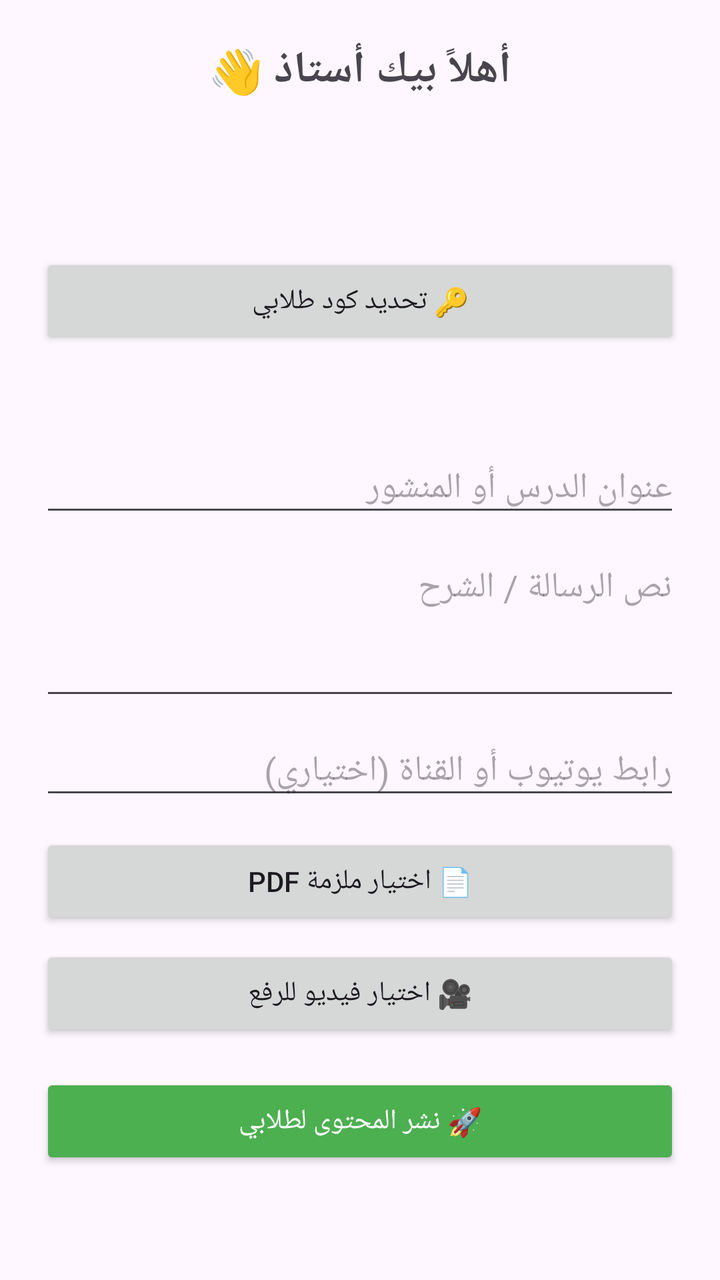
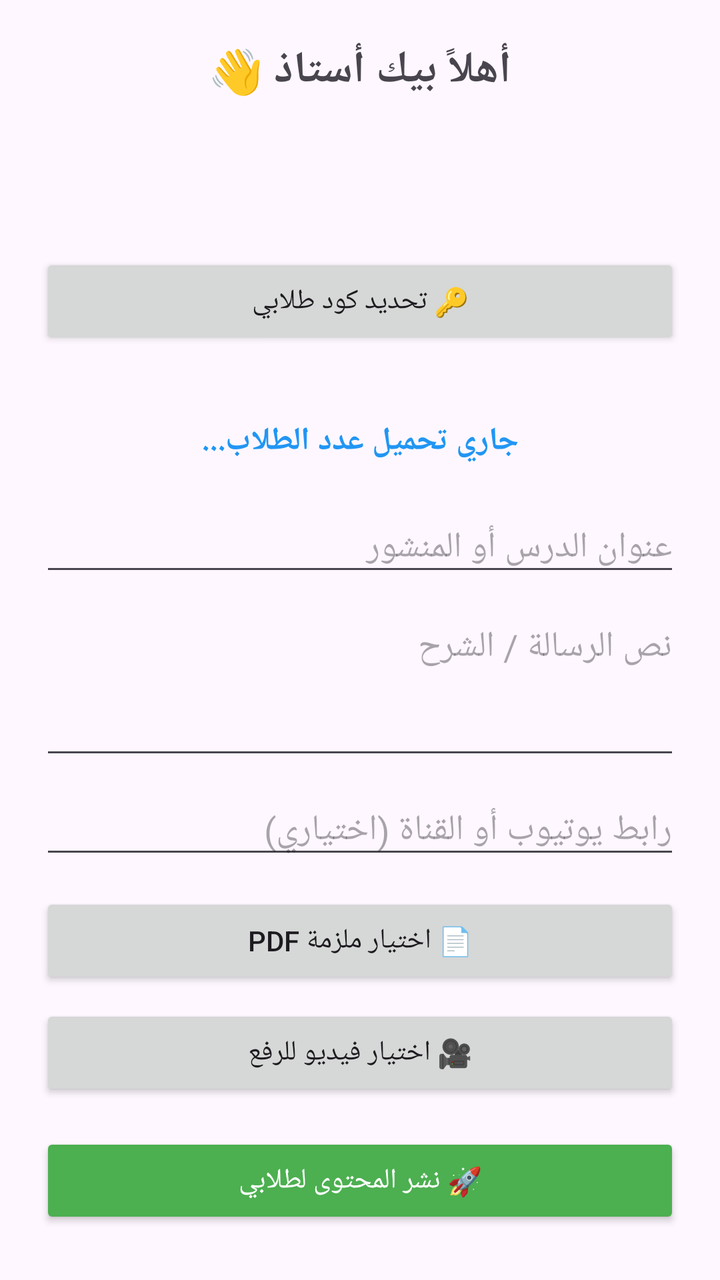

The first picture is an Android layout as it rendered before a commit; the second is the same layout after the commit. The layout source and the unified diff follow.
<!-- AndroidManifest.xml: application theme Theme.1Bac -->
<!-- res/layout/activity_teacher_dashboard.xml -->
<?xml version="1.0" encoding="utf-8"?>
<ScrollView xmlns:android="http://schemas.android.com/apk/res/android"
    android:layout_width="match_parent"
    android:layout_height="match_parent">

    <LinearLayout
        android:layout_width="match_parent"
        android:layout_height="wrap_content"
        android:orientation="vertical"
        android:padding="20dp">

        <TextView
            android:id="@+id/teacherWelcomeText"
            android:layout_width="match_parent"
            android:layout_height="wrap_content"
            android:text="أهلاً بيك أستاذ 👋"
            android:textSize="22sp"
            android:textStyle="bold"
            android:gravity="center"
            android:layout_marginBottom="8dp" />

        <TextView
            android:id="@+id/teacherSubjectText"
            android:layout_width="match_parent"
            android:layout_height="wrap_content"
            android:textSize="16sp"
            android:gravity="center"
            android:textColor="#666666"
            android:layout_marginBottom="8dp" />

        <TextView
            android:id="@+id/teacherExpiryText"
            android:layout_width="match_parent"
            android:layout_height="wrap_content"
            android:textSize="14sp"
            android:gravity="center"
            android:textColor="#F5A623"
            android:layout_marginBottom="20dp" />

        
        <Button
            android:id="@+id/setJoinCodeButton"
            android:layout_width="match_parent"
            android:layout_height="wrap_content"
            android:text="🔑 تحديد كود طلابي" />

        <TextView
            android:id="@+id/currentJoinCodeText"
            android:layout_width="match_parent"
            android:layout_height="wrap_content"
            android:layout_marginTop="8dp"
            android:gravity="center"
            android:textSize="14sp"
            android:textColor="#666666"
            android:layout_marginBottom="20dp" />

        
        <EditText
            android:id="@+id/etTitle"
            android:layout_width="match_parent"
            android:layout_height="wrap_content"
            android:hint="عنوان الدرس أو المنشور"
            android:inputType="text" />

        <EditText
            android:id="@+id/etDescription"
            android:layout_width="match_parent"
            android:layout_height="wrap_content"
            android:hint="نص الرسالة / الشرح"
            android:minLines="3"
            android:gravity="top"
            android:inputType="textMultiLine"
            android:layout_marginTop="8dp"/>

        <EditText
            android:id="@+id/etYoutubeUrl"
            android:layout_width="match_parent"
            android:layout_height="wrap_content"
            android:hint="رابط يوتيوب أو القناة (اختياري)"
            android:inputType="textUri"
            android:layout_marginTop="8dp"/>

        <Button
            android:id="@+id/btnSelectPdf"
            android:layout_width="match_parent"
            android:layout_height="wrap_content"
            android:text="📄 اختيار ملزمة PDF"
            android:layout_marginTop="12dp"/>

        <Button
            android:id="@+id/btnSelectVideo"
            android:layout_width="match_parent"
            android:layout_height="wrap_content"
            android:text="🎥 اختيار فيديو للرفع"
            android:layout_marginTop="8dp"/>

        <Button
            android:id="@+id/sendMessageButton"
            android:layout_width="match_parent"
            android:layout_height="wrap_content"
            android:text="🚀 نشر المحتوى لطلابي"
            android:backgroundTint="#4CAF50"
            android:textColor="#FFFFFF"
            android:layout_marginTop="16dp" />

    </LinearLayout>
</ScrollView>
<!-- resources referenced by this layout -->
<resources>
  <style name="Theme.1Bac" parent="Base.Theme.1Bac" />
  <style name="Base.Theme.1Bac" parent="Theme.Material3.DayNight.NoActionBar">
          
          
      </style>
</resources>

<!-- the commit's change to res/layout/activity_teacher_dashboard.xml (unified diff, before → after) -->
@@ -51,7 +51,19 @@
             android:layout_marginTop="8dp"
             android:gravity="center"
             android:textSize="14sp"
-            android:textColor="#666666"
+            android:textColor="#666666" />
+
+        
+        <TextView
+            android:id="@+id/studentCountText"
+            android:layout_width="match_parent"
+            android:layout_height="wrap_content"
+            android:layout_marginTop="8dp"
+            android:gravity="center"
+            android:textSize="16sp"
+            android:textStyle="bold"
+            android:textColor="#2196F3"
+            android:text="جاري تحميل عدد الطلاب..."
             android:layout_marginBottom="20dp" />
 
         
